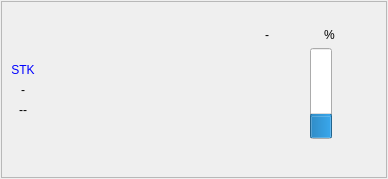
The window that UI/pos.ui (colaisr/algotrader) describes before a commit, drawn with Qt 5.
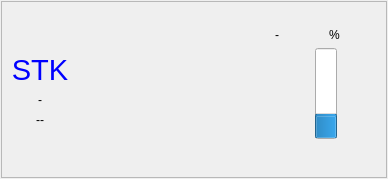
The same window after the commit.

What changed in the file:
```diff
--- a/UI/pos.ui
+++ b/UI/pos.ui
@@ -57,6 +57,11 @@
           </item>
           <item>
            <widget class="QLabel" name="lStock">
+            <property name="font">
+             <font>
+              <pointsize>22</pointsize>
+             </font>
+            </property>
             <property name="styleSheet">
              <string notr="true">color: rgb(0, 0, 255);</string>
             </property>
```
